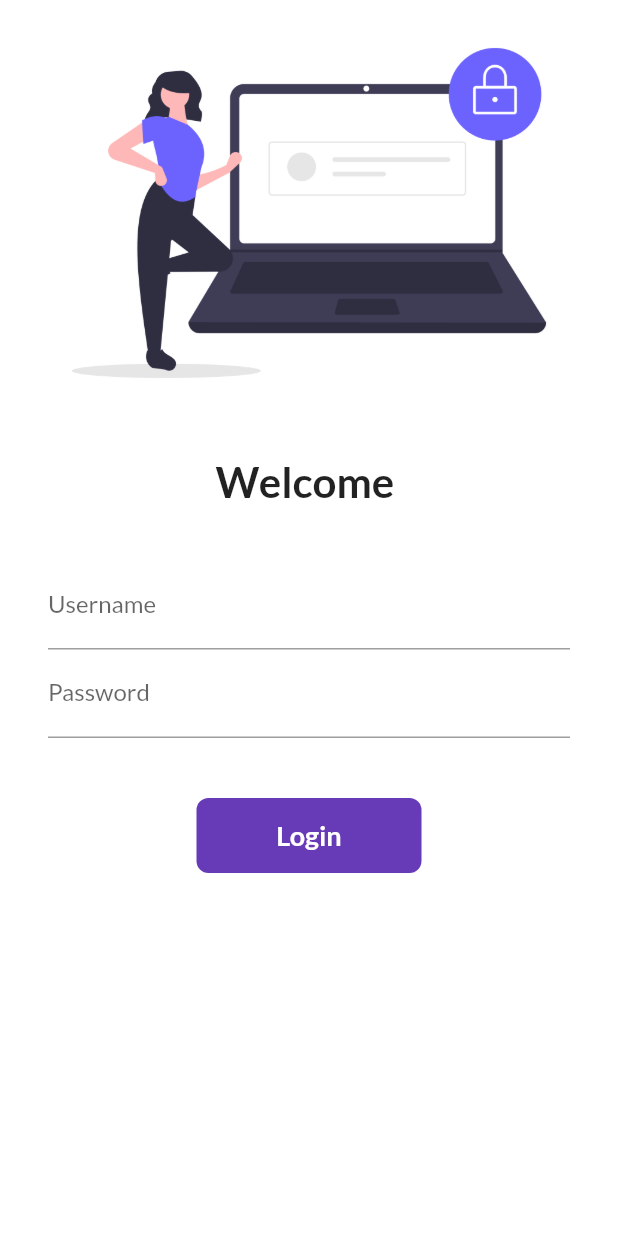
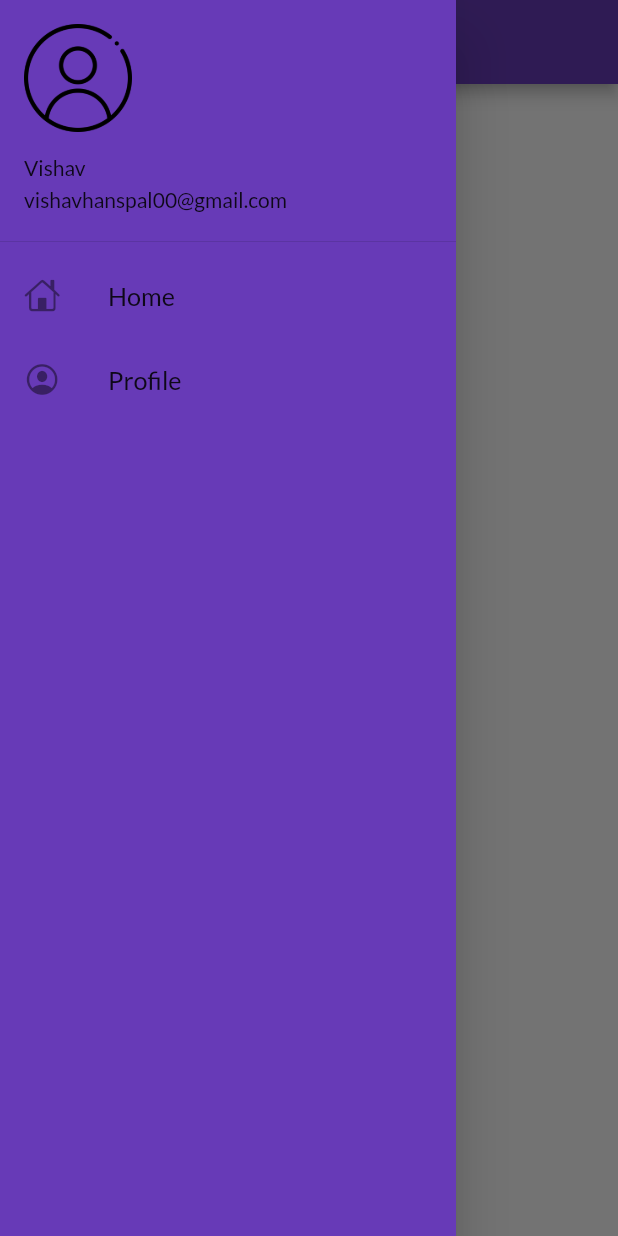
Before and after one commit to VishavjeetS/Catalog-Flutter, a Flutter app: the screen it shows after launch, with the side drawer open (before the commit the screen has no drawer), on a phone screen of 412 x 824 dp. Run offline on Flutter 3.47's test engine with Material 2 defaults, Android fonts, the phone set to English and light mode, and no system bars; our stand-ins replace google_fonts.

Commit message:
Day 8 Drawer Commit

```diff
--- a/lib/main.dart
+++ b/lib/main.dart
@@ -18,7 +18,7 @@ class MyApp extends StatelessWidget {
           fontFamily: GoogleFonts.lato().fontFamily,
           primaryTextTheme: GoogleFonts.latoTextTheme()),
       darkTheme: ThemeData(brightness: Brightness.dark),
-      initialRoute: MyRoutes.loginRoute,
+      initialRoute: MyRoutes.homeRoute,
       routes: {
         MyRoutes.homeRoute: (context) => Homepage(),
         MyRoutes.loginRoute: (context) => LoginPage()
--- a/lib/pages/home_page.dart
+++ b/lib/pages/home_page.dart
@@ -1,4 +1,5 @@
 import 'package:flutter/material.dart';
+import 'package:flutter_catalog/widgets/drawer.dart';
 
 class Homepage extends StatelessWidget {
   final int days = 30;
@@ -13,7 +14,7 @@ class Homepage extends StatelessWidget {
           child: Text("Welcome guys in $days of flutter!!!"),
         ),
       ),
-      drawer: const Drawer(),
+      drawer: const MyDrawer(),
     );
   }
 }
--- /dev/null
+++ b/lib/widgets/drawer.dart
@@ -0,0 +1,42 @@
+import 'package:flutter/cupertino.dart';
+import 'package:flutter/material.dart';
+
+class MyDrawer extends StatelessWidget {
+  const MyDrawer({Key? key}) : super(key: key);
+
+  @override
+  Widget build(BuildContext context) {
+    return Drawer(
+      child: Container(
+        color: Colors.deepPurple,
+        child: ListView(
+          padding: EdgeInsets.zero,
+          children: [
+            DrawerHeader(
+                padding: EdgeInsets.zero,
+                child: UserAccountsDrawerHeader(
+                  margin: EdgeInsets.zero,
+                  accountName: const Text("Vishav"),
+                  accountEmail: const Text("vishavhanspal00@gmail.com"),
+                  currentAccountPicture: Image.asset("assets/images/user.png"),
+                )),
+            const ListTile(
+              leading: Icon(CupertinoIcons.home),
+              title: Text(
+                "Home",
+                textScaleFactor: 1.2,
+              ),
+            ),
+            const ListTile(
+              leading: Icon(CupertinoIcons.profile_circled),
+              title: Text(
+                "Profile",
+                textScaleFactor: 1.2,
+              ),
+            )
+          ],
+        ),
+      ),
+    );
+  }
+}
```
Also changed, not shown: assets/images/user.png (added).
